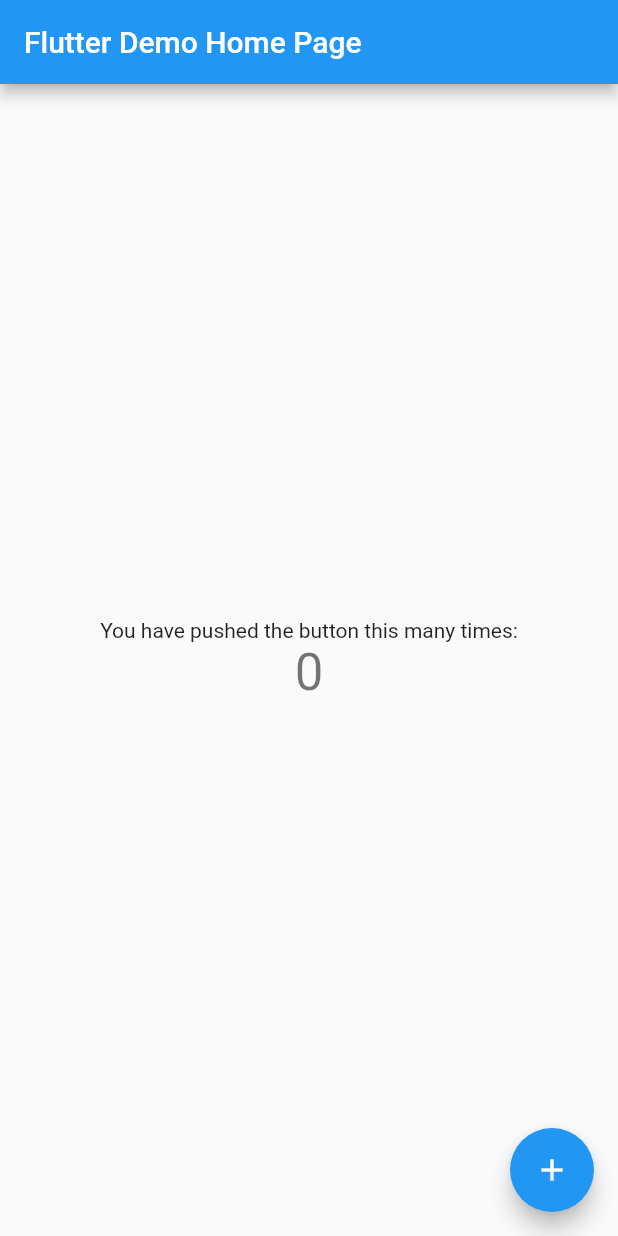
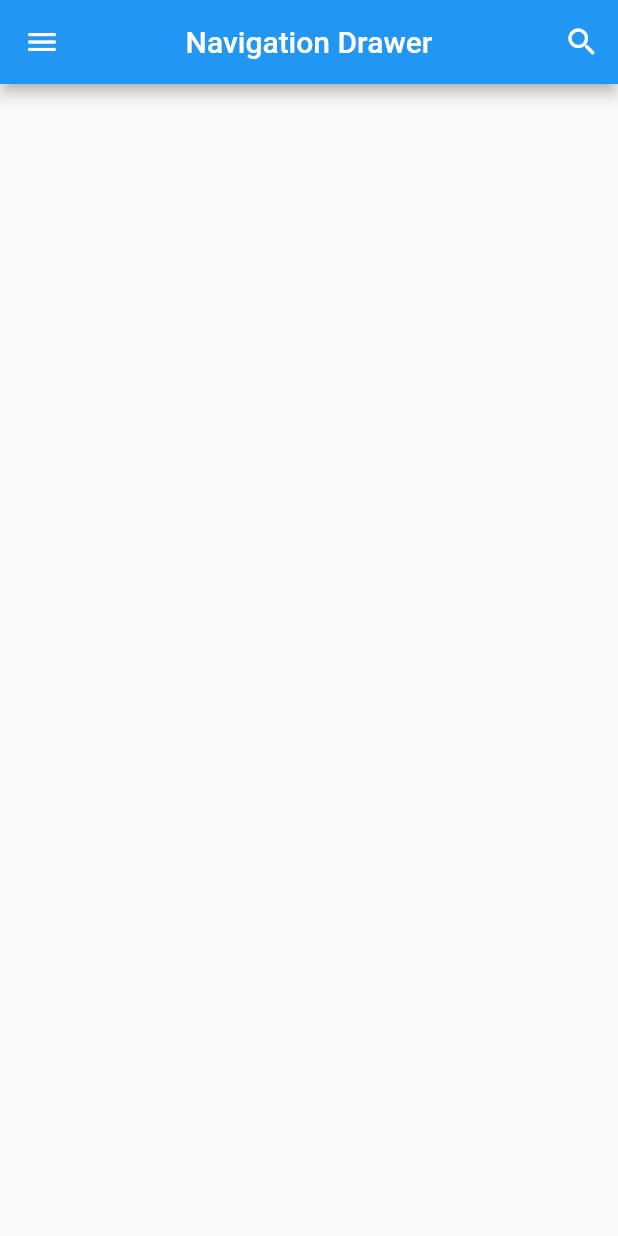
Before and after one commit to ashutosh-rai-78/Navigation-Drawer, a Flutter app: the screen it shows after launch, on a phone screen of 412 x 824 dp. Run offline on Flutter 3.47's test engine with Material 2 defaults, Android fonts, the phone set to English and light mode, and no system bars.

Commit message:
Navigation Drawer Added

```diff
--- a/lib/main.dart
+++ b/lib/main.dart
@@ -1,115 +1,39 @@
 import 'package:flutter/material.dart';
-
-void main() {
-  runApp(const MyApp());
+ void main(){
+   runApp(NavigationDrawer());
  }
 
-class MyApp extends StatelessWidget {
-  const MyApp({Key? key}) : super(key: key);
+ class NavigationDrawer extends StatelessWidget {
+   const NavigationDrawer({Key? key}) : super(key: key);
 
-  // This widget is the root of your application.
    @override
    Widget build(BuildContext context) {
      return MaterialApp(
-      title: 'Flutter Demo',
-      theme: ThemeData(
-        // This is the theme of your application.
-        //
-        // Try running your application with "flutter run". You'll see the
-        // application has a blue toolbar. Then, without quitting the app, try
-        // changing the primarySwatch below to Colors.green and then invoke
-        // "hot reload" (press "r" in the console where you ran "flutter run",
-        // or simply save your changes to "hot reload" in a Flutter IDE).
-        // Notice that the counter didn't reset back to zero; the application
-        // is not restarted.
-        primarySwatch: Colors.blue,
+       debugShowCheckedModeBanner: false,
+       home: Scaffold(
+         appBar: AppBar(
+           centerTitle: true,
+           title: Text("Navigation Drawer"),
+           actions: const [
+             IconButton(onPressed: null, icon: Icon(
+               Icons.search,
+               color: Colors.white,
+              )
+             )
+           ],
          ),
-      home: const MyHomePage(title: 'Flutter Demo Home Page'),
+        drawer: Drawer(
+          child: ListView(
+            children: const [
+              UserAccountsDrawerHeader(
+                  accountName: Text("Ashutosh Rai"),
+                  accountEmail: Text("ashutosh.developer78@gmail.com")
+
+              )
+            ],
+          ),
+        ),
+       ),
      );
    }
  }
-
-class MyHomePage extends StatefulWidget {
-  const MyHomePage({Key? key, required this.title}) : super(key: key);
-
-  // This widget is the home page of your application. It is stateful, meaning
-  // that it has a State object (defined below) that contains fields that affect
-  // how it looks.
-
-  // This class is the configuration for the state. It holds the values (in this
-  // case the title) provided by the parent (in this case the App widget) and
-  // used by the build method of the State. Fields in a Widget subclass are
-  // always marked "final".
-
-  final String title;
-
-  @override
-  State<MyHomePage> createState() => _MyHomePageState();
-}
-
-class _MyHomePageState extends State<MyHomePage> {
-  int _counter = 0;
-
-  void _incrementCounter() {
-    setState(() {
-      // This call to setState tells the Flutter framework that something has
-      // changed in this State, which causes it to rerun the build method below
-      // so that the display can reflect the updated values. If we changed
-      // _counter without calling setState(), then the build method would not be
-      // called again, and so nothing would appear to happen.
-      _counter++;
-    });
-  }
-
-  @override
-  Widget build(BuildContext context) {
-    // This method is rerun every time setState is called, for instance as done
-    // by the _incrementCounter method above.
-    //
-    // The Flutter framework has been optimized to make rerunning build methods
-    // fast, so that you can just rebuild anything that needs updating rather
-    // than having to individually change instances of widgets.
-    return Scaffold(
-      appBar: AppBar(
-        // Here we take the value from the MyHomePage object that was created by
-        // the App.build method, and use it to set our appbar title.
-        title: Text(widget.title),
-      ),
-      body: Center(
-        // Center is a layout widget. It takes a single child and positions it
-        // in the middle of the parent.
-        child: Column(
-          // Column is also a layout widget. It takes a list of children and
-          // arranges them vertically. By default, it sizes itself to fit its
-          // children horizontally, and tries to be as tall as its parent.
-          //
-          // Invoke "debug painting" (press "p" in the console, choose the
-          // "Toggle Debug Paint" action from the Flutter Inspector in Android
-          // Studio, or the "Toggle Debug Paint" command in Visual Studio Code)
-          // to see the wireframe for each widget.
-          //
-          // Column has various properties to control how it sizes itself and
-          // how it positions its children. Here we use mainAxisAlignment to
-          // center the children vertically; the main axis here is the vertical
-          // axis because Columns are vertical (the cross axis would be
-          // horizontal).
-          mainAxisAlignment: MainAxisAlignment.center,
-          children: <Widget>[
-            const Text(
-              'You have pushed the button this many times:',
-            ),
-            Text(
-              '$_counter',
-              style: Theme.of(context).textTheme.headline4,
-            ),
-          ],
-        ),
-      ),
-      floatingActionButton: FloatingActionButton(
-        onPressed: _incrementCounter,
-        tooltip: 'Increment',
-        child: const Icon(Icons.add),
-      ), // This trailing comma makes auto-formatting nicer for build methods.
-    );
-  }
-}
```
Also changed, not shown: 1 other file. Lines whose indentation alone changed are shown as unchanged.
